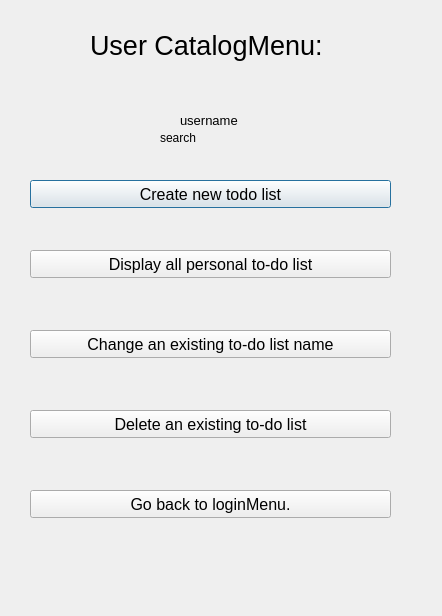
Qt form secondmain.ui (vincent5779/todolist) before a commit.
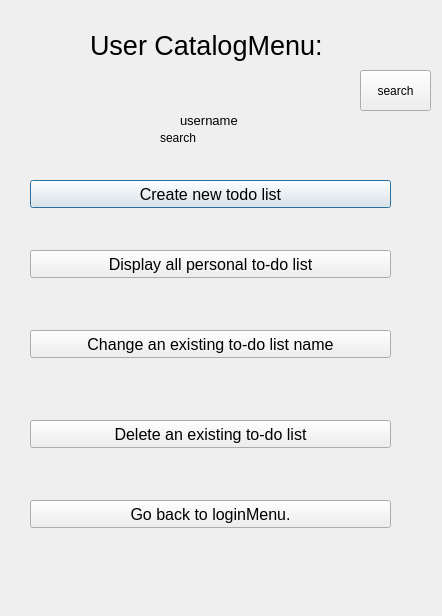
The same form after that commit.

```diff
--- a/secondmain.ui
+++ b/secondmain.ui
@@ -71,7 +71,7 @@
    <property name="geometry">
     <rect>
      <x>30</x>
-     <y>490</y>
+     <y>500</y>
      <width>361</width>
      <height>28</height>
     </rect>
@@ -125,7 +125,7 @@
    <property name="geometry">
     <rect>
      <x>30</x>
-     <y>410</y>
+     <y>420</y>
      <width>361</width>
      <height>28</height>
     </rect>
@@ -170,6 +170,19 @@
     <string>search</string>
    </property>
   </widget>
+  <widget class="QPushButton" name="pushButton_6">
+   <property name="geometry">
+    <rect>
+     <x>360</x>
+     <y>70</y>
+     <width>71</width>
+     <height>41</height>
+    </rect>
+   </property>
+   <property name="text">
+    <string>search</string>
+   </property>
+  </widget>
  </widget>
  <resources/>
  <connections/>
```
